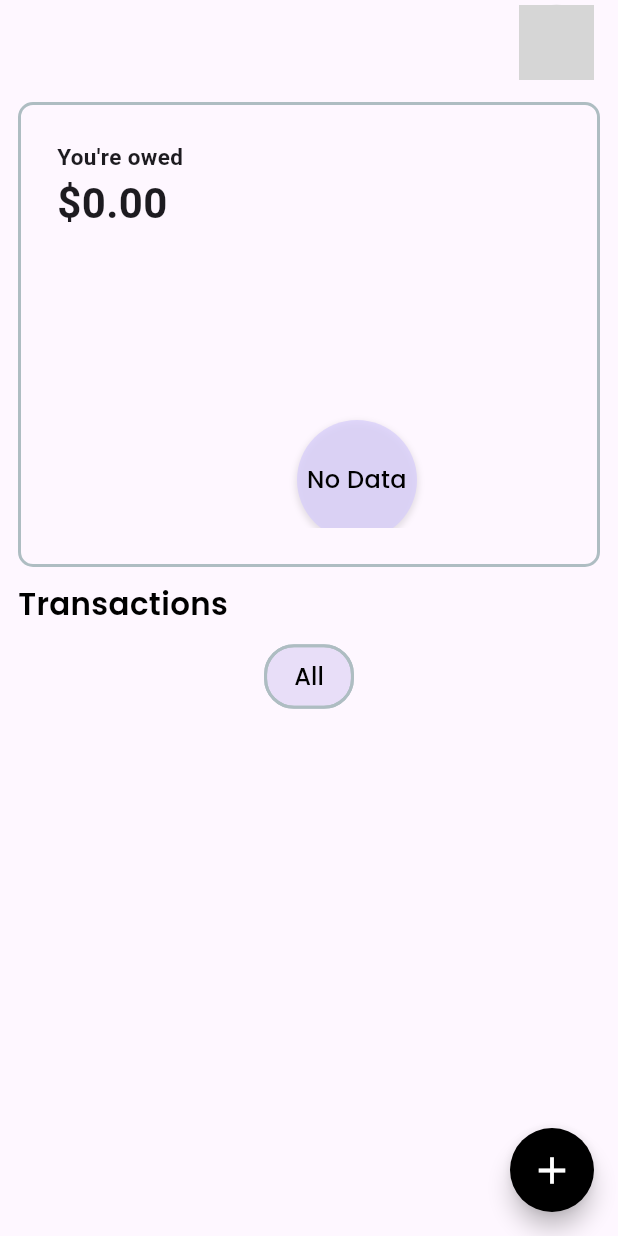
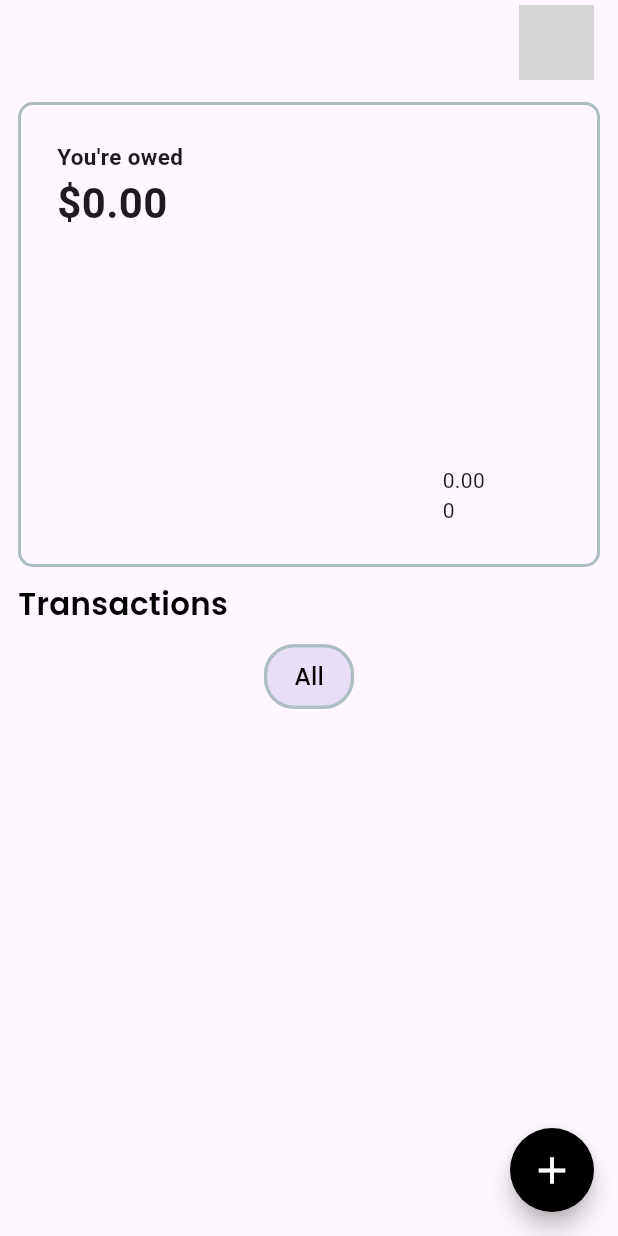
Before and after one commit to PrathamBhavsar/broke_squad, a Flutter app: the HomeScreen screen opened by its route, on a phone screen of 412 x 824 dp. Run offline on Flutter 3.47's test engine with Material 3 defaults, Android fonts, the phone set to English and light mode, and no system bars; drawn by our look-alikes of cached_network_image, fl_chart; our stand-ins replace cloud_firestore, dotted_border, firebase_auth, firebase_core, flutter_contacts, flutter_onboarding_slider and 10 more; missing offline and left inert: purchases_flutter, purchases_ui_flutter; accounts and stored records are empty; network calls fail; statements that could not run were skipped; grey boxes are pictures that could not be loaded.

Commit message:
added bar chart

```diff
--- a/lib/controllers/firebase_controller.dart
+++ b/lib/controllers/firebase_controller.dart
@@ -6,10 +6,13 @@ import 'package:contri_buter/utils.dart';
 import 'package:firebase_auth/firebase_auth.dart';
 
 class FirebaseController {
-  static final FirebaseController instance = FirebaseController._privateConstructor();
+  static final FirebaseController instance =
+      FirebaseController._privateConstructor();
   FirebaseController._privateConstructor();
-  CollectionReference userCollection = FirebaseFirestore.instance.collection('users');
-  CollectionReference transactionCollection = FirebaseFirestore.instance.collection('transactions');
+  CollectionReference userCollection =
+      FirebaseFirestore.instance.collection('users');
+  CollectionReference transactionCollection =
+      FirebaseFirestore.instance.collection('transactions');
   CollectionReference subscriptionCollection =
       FirebaseFirestore.instance.collection('subscriptions');
 
@@ -18,28 +21,33 @@ class FirebaseController {
 
   Future<UserModel?> getUser(String uid) async {
     logEvent(str: 'Fetching $uid');
-    return UserModel.fromJson((await userCollection.doc(uid).get()).data() as Map<String, dynamic>);
+    return UserModel.fromJson(
+        (await userCollection.doc(uid).get()).data() as Map<String, dynamic>);
   }
 
   Future<void> saveTransaction(TransactionModel transaction) async =>
       transactionCollection.add(transaction.toJson());
 
   Future<List<TransactionModel>> getTransactions() async {
-    List<TransactionModel> result = [];
-    List<QueryDocumentSnapshot<Object?>> response = (await transactionCollection
-            .where('createdBy',
-                isEqualTo: FirebaseAuth.instance.currentUser!.phoneNumber.toString())
-            .get())
-        .docs;
-    for (var json in response) {
-      result.add(TransactionModel.fromFirestore(json));
+    List<TransactionModel> _transactions = [];
+
+    try {
+      final snapshot = await transactionCollection.get();
+
+      _transactions = snapshot.docs
+          .map((doc) => TransactionModel.fromFirestore(doc))
+          .toList();
+      print("Fetched: ${_transactions.join('\n')}");
+    } catch (error) {
+      print('Error fetching transactions: $error');
     }
-    return result;
+    return _transactions;
   }
 
-  Future<void> saveSubscription(Subscription subscription) async => await subscriptionCollection
-      .doc(FirebaseAuth.instance.currentUser!.phoneNumber!.toString())
-      .set(subscription.toJson());
+  Future<void> saveSubscription(Subscription subscription) async =>
+      await subscriptionCollection
+          .doc(FirebaseAuth.instance.currentUser!.phoneNumber!.toString())
+          .set(subscription.toJson());
 
   Future<Subscription> getSubscription() async =>
       Subscription.fromJson((await subscriptionCollection
--- a/lib/screens/home_screen/home_screen.dart
+++ b/lib/screens/home_screen/home_screen.dart
@@ -1,3 +1,4 @@
+import 'package:contri_buter/controllers/firebase_controller.dart';
 import 'package:contri_buter/models/transaction.dart';
 import 'package:contri_buter/screens/create_bill_screen/create_bill_screen.dart';
 import 'package:contri_buter/screens/home_screen/widgets/appbar_widget.dart';
@@ -23,11 +24,20 @@ class _HomeScreenState extends State<HomeScreen> {
   @override
   void initState() {
     super.initState();
-    final userProvider = Provider.of<UserProvider>(context, listen: false);
+    // Initialize the future to fetch transactions
+    _transactionsFuture = _fetchTransactions();
+  }
 
-    // Initialize the future to fetch transactions
-    _transactionsFuture =
-        userProvider.fetchTransactions().then((_) => userProvider.transactions);
+  Future<List<TransactionModel>> _fetchTransactions() async {
+    // Fetch transactions from Firebase
+    return FirebaseController.instance.getTransactions();
+  }
+
+  Future<void> _refreshTransactions() async {
+    // Refresh transactions by fetching them again
+    setState(() {
+      _transactionsFuture = _fetchTransactions();
+    });
   }
 
   @override
@@ -60,7 +70,9 @@ class _HomeScreenState extends State<HomeScreen> {
         automaticallyImplyLeading: false,
         title: AppbarWidget(),
       ),
-      body: Padding(
+      body: RefreshIndicator(
+        onRefresh: _refreshTransactions, // Set the refresh callback
+        child: Padding(
           padding: AppPaddings.scaffoldPadding,
           child: FutureBuilder<List<TransactionModel>>(
             future: _transactionsFuture,
@@ -113,6 +125,7 @@ class _HomeScreenState extends State<HomeScreen> {
             },
           ),
         ),
+      ),
     );
   }
 }
--- /dev/null
+++ b/lib/screens/home_screen/widgets/circle_widget.dart
@@ -0,0 +1,89 @@
+import 'package:fl_chart/fl_chart.dart';
+import 'package:flutter/material.dart';
+
+class BarChartWidget extends StatelessWidget {
+  final Map<String, double> titleTotals;
+  final double containerWidth;
+  final double containerHeight;
+  final double minBarHeight;
+  final double maxBarHeight;
+  final double barWidth;
+  final List<Color> colorPalette;
+  final double padding;
+
+  const BarChartWidget({
+    Key? key,
+    required this.titleTotals,
+    this.containerWidth = 250.0,
+    this.containerHeight = 210.0,
+    this.minBarHeight = 50.0,
+    this.maxBarHeight = 150.0,
+    this.barWidth = 40.0,
+    this.padding = 5.0,
+    this.colorPalette = const [
+      Color(0xFFD6CCFB), // Light purple
+      Color(0xFFFFD9A7), // Light orange
+      Color(0xFFBEF0CA), // Light green
+      Color(0xFFB7E8FF), // Light blue
+    ],
+  }) : super(key: key);
+
+  @override
+  Widget build(BuildContext context) {
+    final double maxAmount = titleTotals.values.isNotEmpty
+        ? titleTotals.values.reduce((a, b) => a > b ? a : b)
+        : 1;
+
+    final List<BarChartGroupData> barGroups = [];
+    final List<String> labels = [];
+
+    int index = 0;
+    titleTotals.forEach((title, value) {
+      double barHeight =
+          (value / maxAmount) * (maxBarHeight - minBarHeight) + minBarHeight;
+      labels.add(title);
+
+      barGroups.add(
+        BarChartGroupData(
+          x: index,
+          barRods: [
+            BarChartRodData(
+              toY: barHeight,
+              width: barWidth,
+              borderRadius: BorderRadius.circular(10),
+              color: colorPalette[index % colorPalette.length],
+            ),
+          ],
+        ),
+      );
+
+      index++;
+    });
+
+    return SizedBox(
+      width: containerWidth,
+      height: containerHeight,
+      child: BarChart(
+        BarChartData(
+          barGroups: barGroups,
+          titlesData: FlTitlesData(
+            bottomTitles: AxisTitles(
+              sideTitles: SideTitles(
+                showTitles: true,
+                getTitlesWidget: (value, meta) {
+                  final label = labels[value.toInt()];
+                  return Text(label, style: TextStyle(fontSize: 12));
+                },
+              ),
+            ),
+            leftTitles: AxisTitles(
+              sideTitles: SideTitles(showTitles: false),
+            ),
+          ),
+          gridData: FlGridData(show: false),
+          borderData: FlBorderData(show: false),
+        ),
+      ),
+    );
+  }
+}
--- a/lib/screens/home_screen/widgets/info_widget.dart
+++ b/lib/screens/home_screen/widgets/info_widget.dart
@@ -1,7 +1,8 @@
 import 'package:contri_buter/constants/UI.dart';
 import 'package:contri_buter/models/transaction.dart';
 import 'package:flutter/material.dart';
-import 'dart:math';
+
+import 'circle_widget.dart';
 
 class InfoWidget extends StatelessWidget {
   final List<TransactionModel> transactions;
@@ -15,27 +16,11 @@ class InfoWidget extends StatelessWidget {
 
   @override
   Widget build(BuildContext context) {
-    // Define a list of fixed colors based on category name hash
-    final List<Color> colorPalette = [
-      Color(0xFFD6CCFB), // Light purple
-      Color(0xFFFFD9A7), // Light orange
-      Color(0xFFBEF0CA), // Light green
-      Color(0xFFB7E8FF), // Light blue
-      Color(0xFFFFC4C4), // Light pink
-      Color(0xFFFFF59D), // Light yellow
-      Color(0xFFE6E6FA), // Lavender
-      Color(0xFFFAFAD2), // Light goldenrod yellow
-      Color(0xFFF0FFF0), // Honeydew
-      Color(0xFFE0FFFF), // Light cyan
-      Color(0xFFFFE4E1), // Misty rose
-      Color(0xFFF0F8FF), // Alice blue
-    ];
-
     // Calculate total amount per category
-    Map<String, double> categoryTotals = {};
+    Map<String, double> titleTotals = {};
     for (var transaction in transactions) {
       if (selectedGroup == 'All' || transaction.title == selectedGroup) {
-        categoryTotals.update(
+        titleTotals.update(
           transaction.category,
           (existingValue) => existingValue + transaction.amount,
           ifAbsent: () => transaction.amount,
@@ -43,67 +28,8 @@ class InfoWidget extends StatelessWidget {
       }
     }
 
-    // Determine maximum total to scale circle sizes
-    double maxAmount = categoryTotals.isNotEmpty
-        ? categoryTotals.values.reduce((a, b) => a > b ? a : b)
-        : 0;
-
-    // Set parameters for positioning
-    final double containerWidth = 400.0; // Width of the container
-    final double containerHeight = 310.0; // Height of the container
-    final double radius = min(containerWidth, containerHeight) *
-        0.3; // Radius for positioning circles
-    final double centerX = containerWidth / 2; // Center X coordinate
-    final double centerY = containerHeight / 2; // Center Y coordinate
-
-    // Calculate positions and colors
-    final numCategories = categoryTotals.length;
-    final angleStep = 2 * pi / numCategories;
-    double angle = 0.0;
-
-    List<Positioned> circles = [];
-    for (var entry in categoryTotals.entries) {
-      double size = (entry.value / maxAmount) * 80 + 40;
-      Color color = colorPalette[entry.key.hashCode % colorPalette.length];
-
-      // Calculate circle position
-      double x = centerX + (radius * cos(angle)) - size / 2;
-      double y = centerY + (radius * sin(angle)) - size / 2;
-
-      // Ensure circles stay within container bounds
-      x = x.clamp(0, containerWidth - size);
-      y = y.clamp(0, containerHeight - size);
-
-      // Add circle to the list
-      circles.add(Positioned(
-        left: x,
-        top: y,
-        width: size,
-        height: size,
-        child: Container(
-          decoration: BoxDecoration(
-            shape: BoxShape.circle,
-            color: color.withOpacity(0.7),
-            boxShadow: [
-              BoxShadow(
-                color: Colors.black.withOpacity(0.1),
-                spreadRadius: 1,
-                blurRadius: 3,
-                offset: Offset(0, 2),
-              ),
-            ],
-          ),
-          alignment: Alignment.center,
-          child: Text(
-            entry.key,
-            textAlign: TextAlign.center,
-            style: AppTextStyles.kTransactionSubtitleTextStyle,
-          ),
-        ),
-      ));
-
-      angle += angleStep; // Increment angle
-    }
+    final double containerWidth = 400.0;
+    final double containerHeight = 310.0;
 
     return Container(
       height: containerHeight,
@@ -125,45 +51,16 @@ class InfoWidget extends StatelessWidget {
               style: TextStyle(fontSize: 15, fontWeight: FontWeight.w600),
             ),
             Text(
-              "\$${categoryTotals.values.fold(0.0, (sum, value) => sum + value).toStringAsFixed(2)}",
+              "\$${titleTotals.values.fold(0.0, (sum, value) => sum + value).toStringAsFixed(2)}",
               style: TextStyle(fontSize: 28, fontWeight: FontWeight.w600),
             ),
             SizedBox(height: 10),
             Expanded(
-              child: Stack(
-                children: circles.isEmpty
-                    ? [
-                        Positioned(
-                          left: centerX - 40, // Center the single circle
-                          top: centerY - 40,
-                          width: 80,
-                          height: 80,
-                          child: Container(
-                            decoration: BoxDecoration(
-                              shape: BoxShape.circle,
-                              color: colorPalette[0].withOpacity(0.7),
-                              boxShadow: [
-                                BoxShadow(
-                                  color: Colors.black.withOpacity(0.1),
-                                  spreadRadius: 1,
-                                  blurRadius: 3,
-                                  offset: Offset(0, 2),
-                                ),
-                              ],
-                            ),
-                            alignment: Alignment.center,
-                            child: Text(
-                              "No Data",
-                              textAlign: TextAlign.center,
-                              style:
-                                  AppTextStyles.kTransactionSubtitleTextStyle,
-                            ),
-                          ),
-                        ),
-                      ]
-                    : circles,
+                child: Container(
+              child: Center(
+                child: BarChartWidget(titleTotals: titleTotals),
               ),
-            ),
+            )),
           ],
         ),
       ),
--- a/pubspec.yaml
+++ b/pubspec.yaml
@@ -60,6 +60,7 @@ dependencies:
   phone_number: ^2.1.0
   purchases_flutter: ^8.1.0
   purchases_ui_flutter: ^8.1.0
+  fl_chart: ^0.69.0
 
 dev_dependencies:
   flutter_test:
```
Also changed, not shown: lib/screens/home_screen/widgets/circle_widget_og.dart (added, +156 -0 lines), pubspec.lock. Lines whose indentation alone changed are shown as unchanged.
